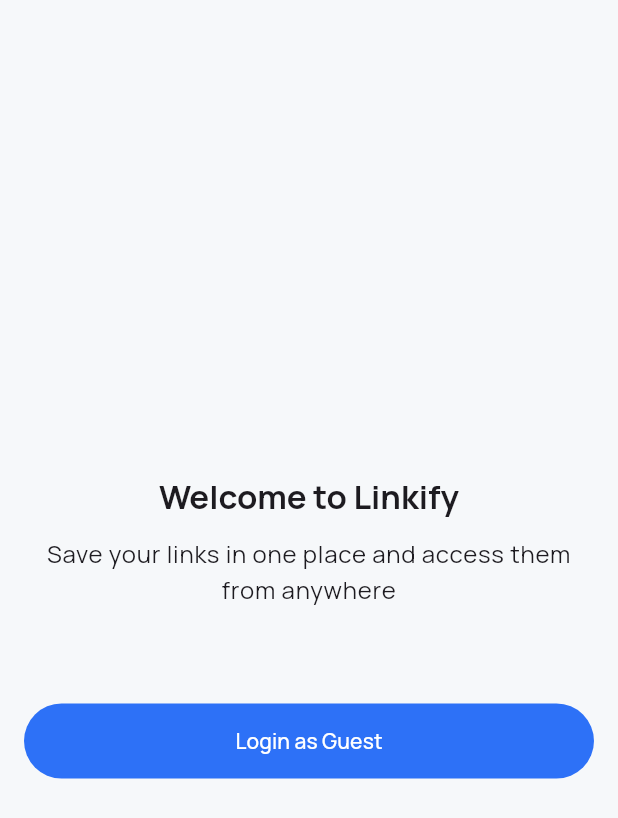
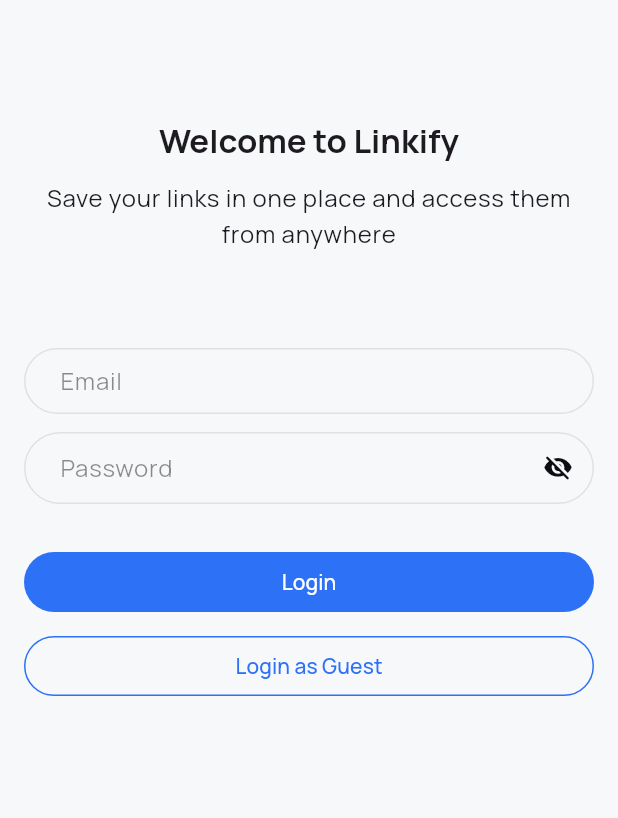
Before and after one commit to ahnaf16/linkify, a Flutter app: the screen it shows after launch, on a phone screen of 412 x 824 dp. Shown: the top 818 px of the screen. Run offline on Flutter 3.47's test engine with Material 3 defaults, Android fonts, the phone set to English and light mode, and no system bars; drawn by our look-alikes of toastification; our stand-ins replace cloud_firestore, event_bus, firebase_auth, firebase_core, flex_color_scheme, flutter_animate and 17 more; missing offline and left inert: any_link_preview, nanoid2, pull_down_button, receive_sharing_intent, screwdriver, universal_image; accounts and stored records are empty; generated files the repository leaves out were written again; statements that could not run were skipped.

Commit message:
email auth

```diff
--- a/lib/features/auth/controller/auth_ctrl.dart
+++ b/lib/features/auth/controller/auth_ctrl.dart
@@ -12,8 +12,8 @@ class AuthCtrl extends _$AuthCtrl {
     return _repo.authStateChange().map((user) => user != null);
   }
 
-  Future<bool> login() async {
-    final res = await _repo.login();
+  Future<bool> login(String? email, String? password) async {
+    final res = await _repo.login(email, password);
     return res.fold(
       (l) => Toaster.showError(l).andReturn(false),
       (r) => Toaster.showSuccess('Logged in successfully').andReturn(true),
@@ -24,4 +24,9 @@ class AuthCtrl extends _$AuthCtrl {
     final res = await _repo.logout();
     return res.fold((l) => false, (r) => true);
   }
+
+  Future<bool> linkEmail(String email, String password) async {
+    final res = await _repo.linkEmail(email, password);
+    return res.fold((l) => false, (r) => true);
+  }
 }
--- a/lib/features/auth/repository/auth_repo.dart
+++ b/lib/features/auth/repository/auth_repo.dart
@@ -11,9 +11,14 @@ class AuthRepo {
     }
   }
 
-  FutureReport<Unit> login() async {
+  FutureReport<Unit> login(String? email, String? password) async {
     try {
-      await FirebaseAuth.instance.signInAnonymously();
+      final auth = FirebaseAuth.instance;
+      if (email != null && password != null) {
+        await auth.signInWithEmailAndPassword(email: email, password: password);
+        return right(unit);
+      }
+      await auth.signInAnonymously();
       return right(unit);
     } catch (e, s) {
       return failure(e.toString(), s: s);
@@ -28,4 +33,16 @@ class AuthRepo {
       return failure(e.toString(), s: s);
     }
   }
+
+  FutureReport<Unit> linkEmail(String email, String password) async {
+    try {
+      final auth = FirebaseAuth.instance;
+      final user = auth.currentUser;
+      if (user == null) return right(unit);
+      await user.linkWithCredential(EmailAuthProvider.credential(email: email, password: password));
+      return right(unit);
+    } catch (e, s) {
+      return failure(e.toString(), s: s);
+    }
+  }
 }
--- a/lib/features/auth/view/login_view.dart
+++ b/lib/features/auth/view/login_view.dart
@@ -1,6 +1,7 @@
 import 'package:flutter/material.dart';
 import 'package:linkify/features/auth/controller/auth_ctrl.dart';
 import 'package:linkify/main.export.dart';
+import 'package:screwdriver/screwdriver.dart';
 
 class LoginView extends HookConsumerWidget {
   const LoginView({super.key});
@@ -8,14 +9,17 @@ class LoginView extends HookConsumerWidget {
   @override
   Widget build(BuildContext context, WidgetRef ref) {
     final authCtrl = useMemoized(() => ref.read(authCtrlProvider.notifier));
+
+    final emailCtrl = useTextEditingController();
+    final passwordCtrl = useTextEditingController();
+
     return Scaffold(
-      body: Padding(
+      body: SingleChildScrollView(
         padding: Pads.lg(),
         child: Center(
           child: Column(
             children: [
-              const Spacer(),
-              const Gap(Insets.med),
+              const Gap(Insets.offset),
               Text('Welcome to $kAppName', style: context.text.titleLarge!.bold),
               const Gap(Insets.med),
               Text(
@@ -25,15 +29,44 @@ class LoginView extends HookConsumerWidget {
               ),
               const Gap(Insets.offset),
 
+              KTextField(hintText: 'Email', controller: emailCtrl, isDense: true),
+              const Gap(Insets.med),
+              KTextField(hintText: 'Password', controller: passwordCtrl, isDense: true, isPassField: true),
+
+              const Gap(Insets.xxl),
               SubmitButton(
+                height: 40,
+                onPressed: (l) async {
+                  if (emailCtrl.text.isBlank) {
+                    return Toaster.showError('Please enter email').andReturn(null);
+                  }
+                  if (passwordCtrl.text.isBlank) {
+                    return Toaster.showError('Please enter password').andReturn(null);
+                  }
+
+                  l.truthy();
+                  await authCtrl.login(emailCtrl.text.trim(), passwordCtrl.text);
+                  l.falsey();
+                },
+                child: const Text('Login'),
+              ),
+
+              const Gap(Insets.lg),
+
+              SubmitButton(
+                height: 40,
+                style: OutlinedButton.styleFrom(
+                  side: BorderSide(color: context.colors.primary),
+                  backgroundColor: context.colors.surface,
+                  foregroundColor: context.colors.primary,
+                ),
                 onPressed: (l) async {
                   l.truthy();
-                  await authCtrl.login();
+                  await authCtrl.login(null, null);
                   l.falsey();
                 },
                 child: const Text('Login as Guest'),
               ),
-              const Spacer(),
             ],
           ),
         ),
--- a/lib/features/link/view/links_view.dart
+++ b/lib/features/link/view/links_view.dart
@@ -1,6 +1,8 @@
+import 'package:firebase_auth/firebase_auth.dart';
 import 'package:flutter/material.dart';
 import 'package:internet_connection_checker/internet_connection_checker.dart';
 import 'package:linkify/features/auth/controller/auth_ctrl.dart';
+import 'package:linkify/features/auth/view/link_email_dialog.dart';
 import 'package:linkify/features/link/controller/link_ctrl.dart';
 import 'package:linkify/main.export.dart';
 import 'package:linkify/models/link_data.dart';
@@ -12,6 +14,7 @@ class LinksView extends HookConsumerWidget {
 
   @override
   Widget build(BuildContext context, WidgetRef ref) {
+    final auth = ref.watch(authCtrlProvider);
     final authCtrl = useMemoized(() => ref.read(authCtrlProvider.notifier));
     final linksData = ref.watch(linkCtrlProvider);
 
@@ -57,7 +60,15 @@ class LinksView extends HookConsumerWidget {
         actions: [
           PopOver(
             itemBuilder: (context) => [
-              const PullDownMenuTitle(title: Text('Guest User')),
+              PullDownMenuTitle(title: Text(FirebaseAuth.instance.currentUser?.email ?? 'Guest User')),
+              if (FirebaseAuth.instance.currentUser?.email == null)
+                PullDownMenuItem(
+                  onTap: () async {
+                    await showDialog(context: context, builder: (context) => const LinkEmailDialog());
+                  },
+                  title: 'Link Email',
+                  icon: Icons.email_rounded,
+                ),
               PullDownMenuItem(onTap: () {}, title: 'Dark Theme', icon: Icons.nightlight_round),
               PullDownMenuItem(onTap: () {}, title: 'Settings', icon: Icons.settings_rounded),
               PullDownMenuItem(
```
Also changed, not shown: lib/features/auth/view/link_email_dialog.dart (added, +55 -0 lines).
